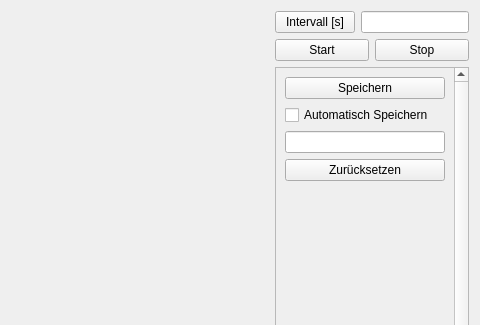
Above: lenlab/gui/loggerform.ui from kalanzun/red_lenlab before the change; both pictures show x 320 to 800 and y 0 to 325 of the 800 by 600 pixel window. Below: the same form after it.
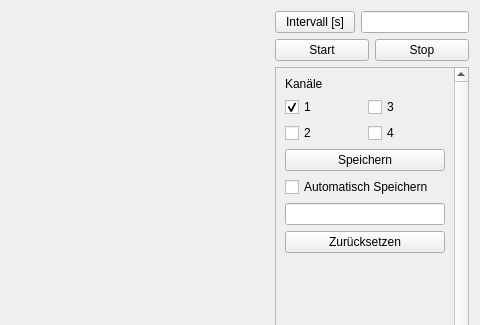
That is the form after the change. Custom widgets are drawn as their Qt base class.

Diff of the .ui file:
```diff
--- a/lenlab/gui/loggerform.ui
+++ b/lenlab/gui/loggerform.ui
@@ -93,11 +93,53 @@
          <rect>
           <x>0</x>
           <y>0</y>
-          <width>230</width>
+          <width>198</width>
           <height>506</height>
          </rect>
         </property>
         <layout class="QVBoxLayout" name="verticalLayout_2">
+         <item>
+          <widget class="QLabel" name="label">
+           <property name="text">
+            <string>Kanäle</string>
+           </property>
+          </widget>
+         </item>
+         <item>
+          <layout class="QGridLayout" name="gridLayout">
+           <item row="0" column="1">
+            <widget class="QCheckBox" name="ch2CheckBox">
+             <property name="text">
+              <string>3</string>
+             </property>
+            </widget>
+           </item>
+           <item row="0" column="0">
+            <widget class="QCheckBox" name="ch1CheckBox">
+             <property name="text">
+              <string>1</string>
+             </property>
+             <property name="checked">
+              <bool>true</bool>
+             </property>
+            </widget>
+           </item>
+           <item row="1" column="0">
+            <widget class="QCheckBox" name="ch3CheckBox">
+             <property name="text">
+              <string>2</string>
+             </property>
+            </widget>
+           </item>
+           <item row="1" column="1">
+            <widget class="QCheckBox" name="ch4CheckBox">
+             <property name="text">
+              <string>4</string>
+             </property>
+            </widget>
+           </item>
+          </layout>
+         </item>
          <item>
           <widget class="QPushButton" name="saveButton">
            <property name="text">
```
